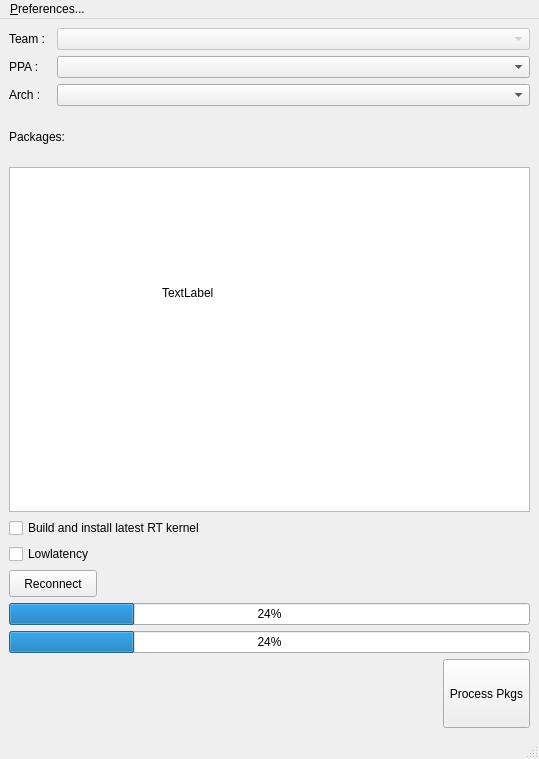
The window that kxfed_ui.ui (millerthegorilla/launchpad_rpm) describes before a commit, drawn with Qt 5.
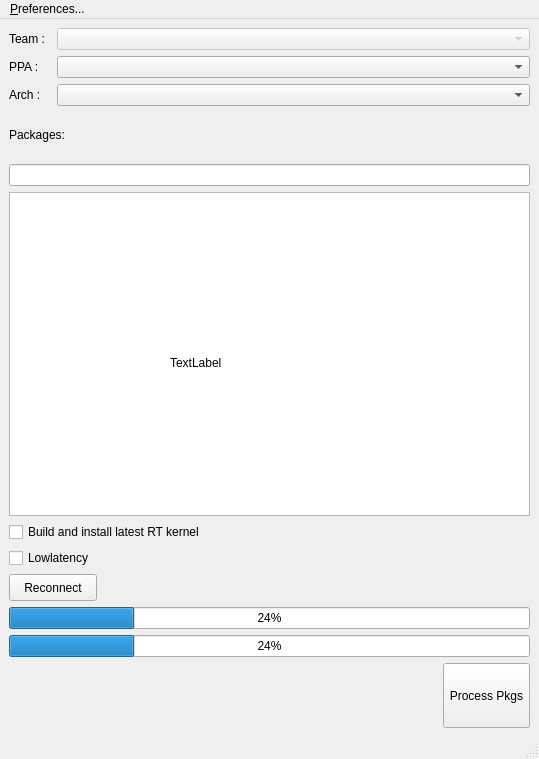
The same window after the commit.

Commit message: finished app and added search function.

The edit to the form file:
```diff
--- a/kxfed_ui.ui
+++ b/kxfed_ui.ui
@@ -36,8 +36,8 @@
                 </sizepolicy>
             </property>
             <layout class="QGridLayout" name="gridLayout">
-                <item row="14" column="0">
-                    <layout class="QVBoxLayout" name="verticalLayout" stretch="5,5,5,5,35,5,5,5,5,0,7">
+    <item row="4" column="0">
+     <layout class="QVBoxLayout" name="verticalLayout" stretch="5,5,5,5,0,35,5,5,5,5,0,7">
                         <item>
                             <layout class="QHBoxLayout" name="horizontalLayout_2" stretch="1,10">
                                 <property name="spacing">
@@ -135,6 +135,13 @@
                                 </property>
                             </widget>
                         </item>
+      <item>
+       <widget class="QLineEdit" name="autoSearch">
+        <property name="placeholderText">
+         <string/>
+        </property>
+       </widget>
+      </item>
                         <item>
                             <widget class="QTableView" name="pkgs_tableView"/>
                         </item>
@@ -227,8 +234,8 @@
             <widget class="QLabel" name="load_label">
                 <property name="geometry">
                     <rect>
-                        <x>162</x>
-                        <y>260</y>
+      <x>170</x>
+      <y>330</y>
                         <width>145</width>
                         <height>28</height>
                     </rect>
```
Lines whose indentation alone changed are shown as unchanged. The commit also changes 7 other files.
